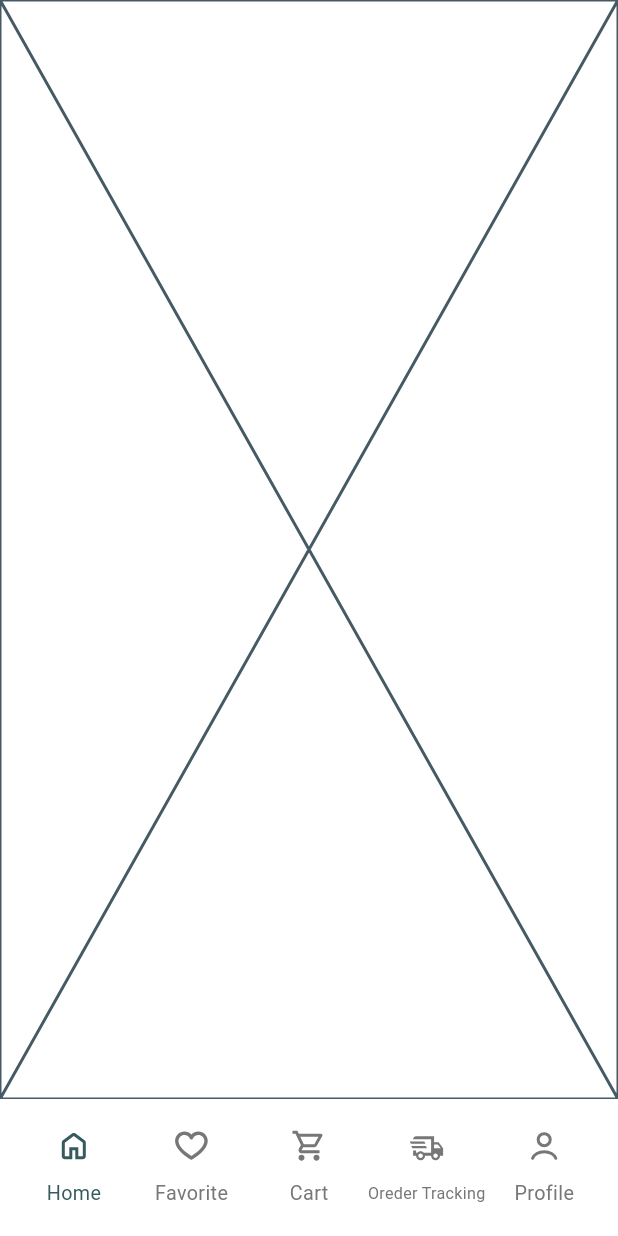
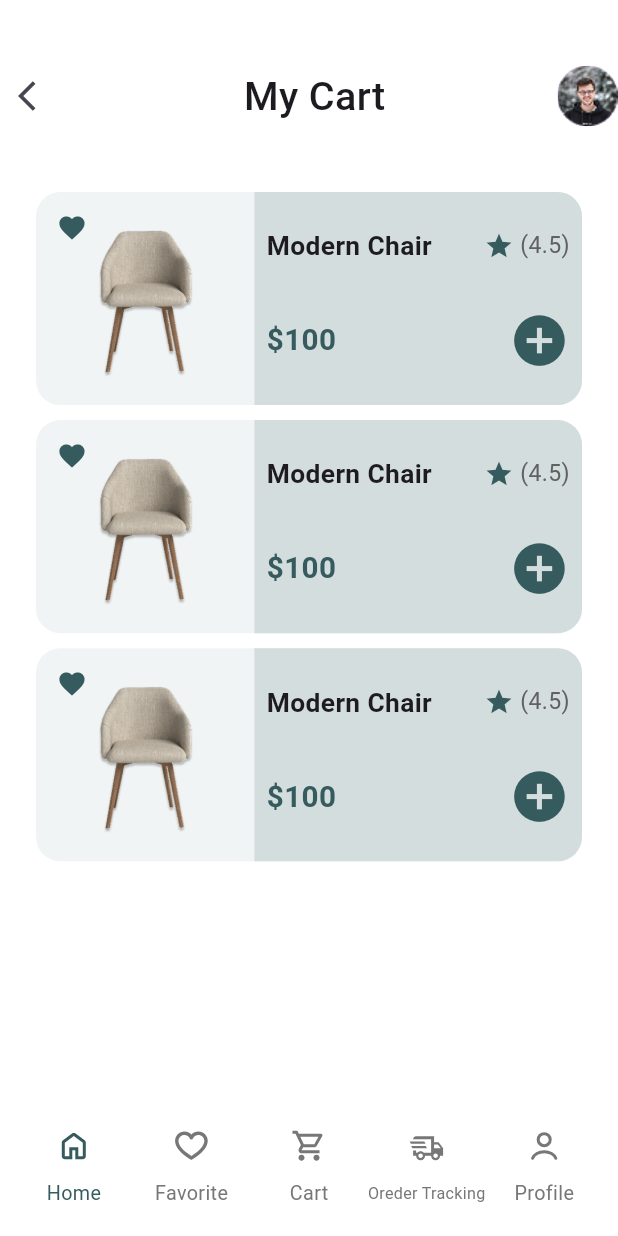
Before and after one commit to omarelshahawy00/furniture_app, a Flutter app: the CartView screen opened by its route, on a phone screen of 412 x 824 dp. Run offline on Flutter 3.47's test engine with Material 3 defaults, Android fonts, the phone set to English and light mode, and no system bars; drawn by our look-alikes of flutter_slidable; our stand-ins replace bloc, flutter_bloc, flutter_screenutil, flutter_svg, gap, go_router and 2 more.

Commit message:
Add flutter_slidable dependency and update UI components in cart view

```diff
--- a/lib/core/widgets/custom_fav_card.dart
+++ b/lib/core/widgets/custom_fav_card.dart
@@ -47,9 +47,9 @@ class CustomFavCard extends StatelessWidget {
                   child: Center(
                     child: Image.asset(
                       imageUrl,
+                      height: double.infinity,
                       width: double.infinity,
-                      height: double.infinity,
-                      fit: BoxFit.cover,
+                      fit: BoxFit.contain,
                     ),
                   ),
                 ),
--- a/lib/features/cart/presentation/views/cart_view.dart
+++ b/lib/features/cart/presentation/views/cart_view.dart
@@ -1,3 +1,4 @@
+import 'package:ecommerce_app/features/cart/presentation/views/widgets/cart_view_body.dart';
 import 'package:flutter/material.dart';
 
 class CartView extends StatelessWidget {
@@ -7,7 +8,7 @@ class CartView extends StatelessWidget {
   Widget build(BuildContext context) {
     return const Scaffold(
       body: SafeArea(
-        child: Placeholder(),
+        child: CartViewBody(),
       ),
     );
   }
--- /dev/null
+++ b/lib/features/cart/presentation/views/widgets/cart_view_body.dart
@@ -0,0 +1,97 @@
+import 'package:ecommerce_app/core/theme/colors_manager.dart';
+import 'package:ecommerce_app/core/utils/assets_manager.dart';
+import 'package:ecommerce_app/core/widgets/custom_app_bar.dart';
+import 'package:ecommerce_app/core/widgets/custom_fav_card.dart';
+import 'package:flutter/material.dart';
+import 'package:flutter_screenutil/flutter_screenutil.dart';
+import 'package:flutter_slidable/flutter_slidable.dart';
+import 'package:gap/gap.dart';
+
+class CartViewBody extends StatelessWidget {
+  const CartViewBody({super.key});
+
+  @override
+  Widget build(BuildContext context) {
+    return Column(
+      children: [
+        const CustomAppBar(
+          showLeading: true,
+          showTitle: true,
+          title: 'My Cart',
+          showSuffix: true,
+        ),
+        const Gap(30),
+        Expanded(
+          child: ListView.builder(
+            itemCount: 3,
+            itemBuilder: (context, index) {
+              return Stack(
+                children: [
+                  // Container(
+                  //   margin: const EdgeInsets.symmetric(horizontal: 24),
+                  //   height: 140.h,
+                  //   decoration: BoxDecoration(
+                  //     color: ColorsManager.primaryColor,
+                  //     borderRadius: BorderRadius.circular(16.r),
+                  //   ),
+                  //   alignment: Alignment.centerRight,
+                  //   padding: const EdgeInsets.only(right: 5),
+                  //   child: IconButton(
+                  //     icon: const Icon(Icons.delete,
+                  //         color: Colors.white, size: 30),
+                  //     onPressed: () {},
+                  //   ),
+                  // ),
+                  Slidable(
+                    key: UniqueKey(),
+                    endActionPane: ActionPane(
+                      extentRatio: 0.25,
+                      motion: Container(
+                        decoration: const BoxDecoration(
+                          color: ColorsManager.primaryColor,
+                          borderRadius: BorderRadius.only(
+                            topLeft: Radius.circular(16),
+                            bottomLeft: Radius.circular(16),
+                          ),
+                        ),
+                        child: const Center(
+                            child: Icon(
+                          Icons.delete,
+                          color: Colors.white,
+                          size: 30,
+                        )),
+                      ),
+                      children: [
+                        SlidableAction(
+                          onPressed: (context) {
+                            // Handle delete action
+                          },
+                          padding: EdgeInsets.zero,
+                          backgroundColor: ColorsManager.primaryColor,
+                          foregroundColor: Colors.white,
+                          icon: Icons.delete,
+                          label: 'Delete',
+                        ),
+                      ],
+                    ),
+                    child: Padding(
+                      padding: const EdgeInsets.only(top: 10),
+                      child: CustomFavCard(
+                        title: 'Modern Chair',
+                        price: 100,
+                        imageUrl: AssetsManager.chair360,
+                        onAddToCartPressed: () {},
+                        onFavoritePressed: () {},
+                        rating: 4.5,
+                      ),
+                    ),
+                  ),
+                ],
+              );
+            },
+          ),
+        ),
+      ],
+    );
+  }
+}
--- a/pubspec.yaml
+++ b/pubspec.yaml
@@ -35,6 +35,7 @@ dependencies:
     sdk: flutter
   flutter_bloc: ^9.1.0
   flutter_screenutil: ^5.9.3
+  flutter_slidable: ^4.0.0
   flutter_svg: ^2.0.17
   gap: ^3.0.1
   go_router: ^14.8.1
```
Also changed, not shown: lib/features/cart/presentation/views/widgets/ss.dart (added, +212 -0 lines), pubspec.lock, 4 other files.
